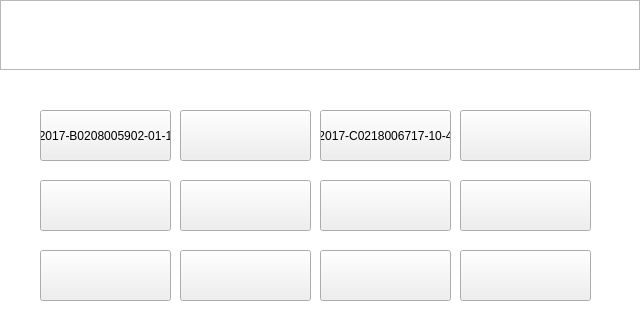
Old version of the form SmartCabinet/Device/devicesimulate.ui in the repository birdman1992/SmartCabinet; both pictures show x 0 to 640 and y 0 to 320 of the 640 by 480 pixel window.
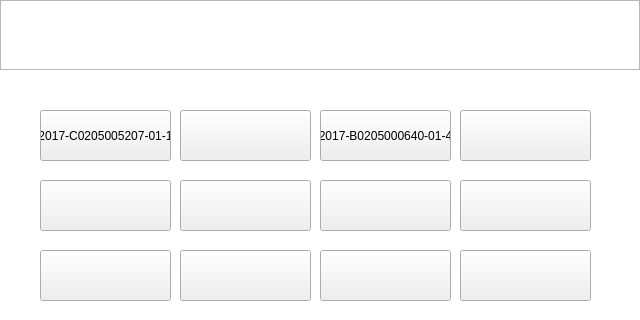
New version of the form. The open tabs and pages were chosen to show the change.

The edit to the form file:
```diff
--- a/SmartCabinet/Device/devicesimulate.ui
+++ b/SmartCabinet/Device/devicesimulate.ui
@@ -228,7 +228,7 @@
         <enum>Qt::NoFocus</enum>
        </property>
        <property name="text">
-        <string>2017-B0208005902-01-1</string>
+        <string>2017-C0205005207-01-1</string>
        </property>
       </widget>
       <widget class="QPushButton" name="pushButton_6">
@@ -388,7 +388,7 @@
         <enum>Qt::NoFocus</enum>
        </property>
        <property name="text">
-        <string>2017-C0218006717-10-4</string>
+        <string>2017-B0205000640-01-4</string>
        </property>
       </widget>
       <widget class="QPushButton" name="pushButton_16">
```
Left out of the diff: 4 changed lines with no effect on the pictures.
